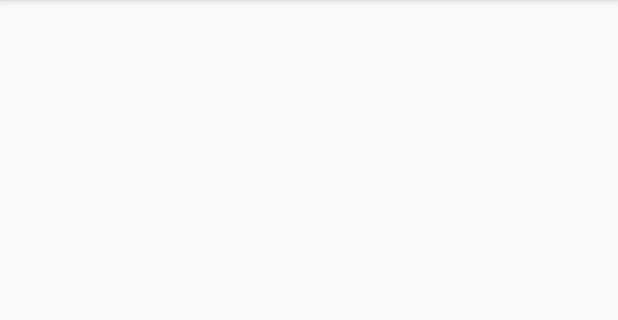
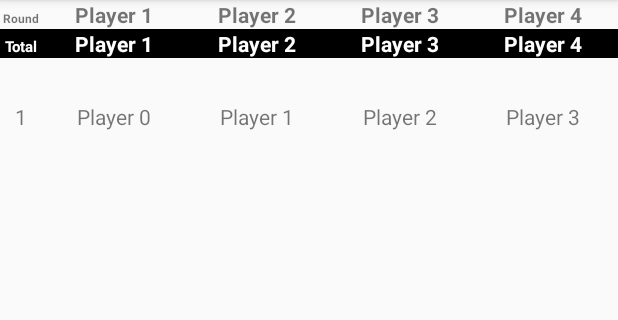
Before and after one commit to lucascowe/QwirkleScorer, an Android app: the HistoryActivity screen opened directly, with no data from a screen before it, on a phone screen of 412 x 824 dp, the part 84-404 px from its top. Run offline under Robolectric (Android 15) with nearby library versions, the phone set to English and light mode, and no system bars; 2 statements that could not run were skipped.

Commit message:
History Activity Started

```diff
--- a/app/src/main/java/keepitsimple/store/qwirklescorer/HistoryActivity.java
+++ b/app/src/main/java/keepitsimple/store/qwirklescorer/HistoryActivity.java
@@ -8,6 +8,8 @@ import android.content.Intent;
 import android.os.Bundle;
 import android.util.Log;
 import android.widget.RelativeLayout;
+import android.widget.TableRow;
+import android.widget.TextView;
 
 import java.util.ArrayList;
 
@@ -19,7 +21,25 @@ public class HistoryActivity extends AppCompatActivity implements HistoryRecAdap
     protected void onCreate(Bundle savedInstanceState) {
         super.onCreate(savedInstanceState);
         setContentView(R.layout.activity_history);
+//        TextView player0TV = (TextView) findViewById(R.id.player0TextView);
+//        TextView score0TV = (TextView) findViewById(R.id.score0TextView);
+//        TextView counter = (TextView) view;
+        TableRow playersTR = (TableRow) findViewById(R.id.headersTableRow);
+        TableRow scoresTR = (TableRow) findViewById(R.id.scoresTableRow);
+
+        for (int j=1; j<scoresTR.getChildCount();j++) {
+            TextView playerTV = (TextView) scoresTR.getChildAt(j);
+            playerTV.setText(MainActivity.players.get(j-1).getName());
+        }
+        for (int j=1; j<scoresTR.getChildCount();j++) {
+            TextView scoreTV = (TextView) scoresTR.getChildAt(j);
+            scoreTV.setText(Integer.toString(MainActivity.players.get(j-1).getTotalScore()));
+        }
+
+//        player0TV.setText(MainActivity.players.get(0).getName());
+//        score0TV.setText(Integer.toString(MainActivity.players.get(0).getTotalScore()));
         initRecycler();
+
     }
 
     public void initRecycler() {
--- a/app/src/main/java/keepitsimple/store/qwirklescorer/HistoryRecAdapter.java
+++ b/app/src/main/java/keepitsimple/store/qwirklescorer/HistoryRecAdapter.java
@@ -3,7 +3,6 @@ package keepitsimple.store.qwirklescorer;
 import android.view.LayoutInflater;
 import android.view.View;
 import android.view.ViewGroup;
-import android.widget.LinearLayout;
 import android.widget.RelativeLayout;
 import android.widget.TextView;
 
@@ -75,7 +74,7 @@ public class HistoryRecAdapter extends RecyclerView.Adapter<HistoryRecAdapter.Vi
 
     @Override
     public void onBindViewHolder(@NonNull HistoryRecAdapter.ViewHolder holder, int position) {
-        holder.turn.setText(Integer.toString(position));
+        holder.turn.setText(Integer.toString(position+1));
         for (int i = 0; i < MainActivity.players.size(); i++) {
             holder.players[i].setText(String.valueOf(recyclerList.get(position).getTurn(i)));
         }
--- a/app/src/main/java/keepitsimple/store/qwirklescorer/MainActivity.java
+++ b/app/src/main/java/keepitsimple/store/qwirklescorer/MainActivity.java
@@ -38,6 +38,7 @@ public class MainActivity extends AppCompatActivity implements RecAdapter.RecLis
 
     public void playerName(Boolean isNewPlayer) {
         Button btnAdd, btnCancel, btnFinish;
+        final Boolean newPlayer = isNewPlayer;
         final Dialog dialog = new Dialog(MainActivity.this);
         dialog.setContentView(R.layout.add_player);
         final EditText inputEditText;
@@ -64,10 +65,21 @@ public class MainActivity extends AppCompatActivity implements RecAdapter.RecLis
         btnAdd.setOnClickListener(new View.OnClickListener() {
             @Override
             public void onClick(View view) {
-                players.add(new Player(inputEditText.getText().toString()));
-                recAdapter.notifyDataSetChanged();
-                dialog.dismiss();
-                playerName(true);
+                if (newPlayer) {
+                    players.add(new Player(inputEditText.getText().toString()));
+                    recAdapter.notifyDataSetChanged();
+                    dialog.dismiss();
+                    playerName(true);
+                } else {
+                    players.get(findSelectedPlayer()).setName(inputEditText.getText().toString());
+
+
+                    Log.i("Player " + findSelectedPlayer() + " changed to", inputEditText.getText().toString());
+
+
+                    recAdapter.notifyDataSetChanged();
+                    dialog.dismiss();
+                }
             }
         });
 
@@ -125,6 +137,7 @@ public class MainActivity extends AppCompatActivity implements RecAdapter.RecLis
             case R.id.edit:
                 Intent intent = new Intent(getApplicationContext(),HistoryActivity.class);
 //                intent.putExtra("Players", players);
+
                 startActivity(intent);
                 break;
             default:
@@ -137,6 +150,7 @@ public class MainActivity extends AppCompatActivity implements RecAdapter.RecLis
         players.get(playerTurn).addScore(moveString, turnScore);
         if (players.get(playerTurn).getTurns() > scoreHistory.size()) {
             scoreHistory.add(new RoundScore());
+
         }
         scoreHistory.get(players.get(playerTurn).getTurns() - 1).addScore(playerTurn, turnScore,moveString);
         players.get(playerTurn).setSelected(false);
--- a/app/src/main/res/layout/activity_history.xml
+++ b/app/src/main/res/layout/activity_history.xml
@@ -6,14 +6,123 @@
     android:layout_height="match_parent"
     tools:context=".HistoryActivity">
 
+    <TableLayout
+        android:id="@+id/headerDataTableLayout"
+        android:layout_width="match_parent"
+        android:layout_height="wrap_content"
+        app:layout_constraintEnd_toEndOf="parent"
+        app:layout_constraintStart_toStartOf="parent"
+        app:layout_constraintTop_toTopOf="parent">
+
+        <TableRow
+            android:id="@+id/headersTableRow"
+            android:layout_width="match_parent"
+            android:layout_height="wrap_content">
+
+            <TextView
+                android:id="@+id/turnTextView"
+                android:layout_width="28dp"
+                android:layout_height="wrap_content"
+                android:gravity="center_horizontal"
+                android:text="Round"
+                android:textSize="8sp"
+                android:textStyle="bold" />
+
+            <TextView
+                android:id="@+id/player0TextView"
+                android:layout_width="95dp"
+                android:layout_height="wrap_content"
+                android:gravity="center_horizontal"
+                android:text="Player 1"
+                android:textStyle="bold" />
+
+            <TextView
+                android:id="@+id/player1TextView"
+                android:layout_width="95dp"
+                android:layout_height="wrap_content"
+                android:gravity="center_horizontal"
+                android:text="Player 2"
+                android:textStyle="bold" />
+
+            <TextView
+                android:id="@+id/player2TextView"
+                android:layout_width="95dp"
+                android:layout_height="wrap_content"
+                android:gravity="center_horizontal"
+                android:text="Player 3"
+                android:textStyle="bold" />
+
+            <TextView
+                android:id="@+id/player3TextView"
+                android:layout_width="95dp"
+                android:layout_height="wrap_content"
+                android:gravity="center_horizontal"
+                android:text="Player 4"
+                android:textStyle="bold" />
+        </TableRow>
+
+        <TableRow
+            android:id="@+id/scoresTableRow"
+            android:layout_width="match_parent"
+            android:layout_height="wrap_content"
+            android:background="@android:color/black">
+
+            <TextView
+                android:id="@+id/totalTextView"
+                android:layout_width="28dp"
+                android:layout_height="wrap_content"
+                android:gravity="center_horizontal"
+                android:text="Total"
+                android:textColor="@android:color/white"
+                android:textSize="10sp"
+                android:textStyle="bold" />
+
+            <TextView
+                android:id="@+id/score0TextView"
+                android:layout_width="95dp"
+                android:layout_height="wrap_content"
+                android:gravity="center_horizontal"
+                android:text="Player 1"
+                android:textColor="@android:color/white"
+                android:textStyle="bold" />
+
+            <TextView
+                android:id="@+id/score1TextView"
+                android:layout_width="95dp"
+                android:layout_height="wrap_content"
+                android:gravity="center_horizontal"
+                android:text="Player 2"
+                android:textColor="@android:color/white"
+                android:textStyle="bold" />
+
+            <TextView
+                android:id="@+id/score2TextView"
+                android:layout_width="95dp"
+                android:layout_height="wrap_content"
+                android:gravity="center_horizontal"
+                android:text="Player 3"
+                android:textColor="@android:color/white"
+                android:textStyle="bold" />
+
+            <TextView
+                android:id="@+id/score3TextView"
+                android:layout_width="95dp"
+                android:layout_height="wrap_content"
+                android:gravity="center_horizontal"
+                android:text="Player 4"
+                android:textColor="@android:color/white"
+                android:textStyle="bold" />
+        </TableRow>
+    </TableLayout>
+
     <androidx.recyclerview.widget.RecyclerView
         android:id="@+id/historyRecyclerView"
         android:layout_width="412dp"
         android:layout_height="691dp"
-        android:layout_marginBottom="115dp"
+        android:layout_marginTop="20dp"
         app:layout_constraintBottom_toBottomOf="parent"
         app:layout_constraintEnd_toEndOf="parent"
         app:layout_constraintHorizontal_bias="0.5"
         app:layout_constraintStart_toStartOf="parent"
-        app:layout_constraintTop_toTopOf="parent" />
+        app:layout_constraintTop_toBottomOf="@+id/headerDataTableLayout" />
 </androidx.constraintlayout.widget.ConstraintLayout>
```
